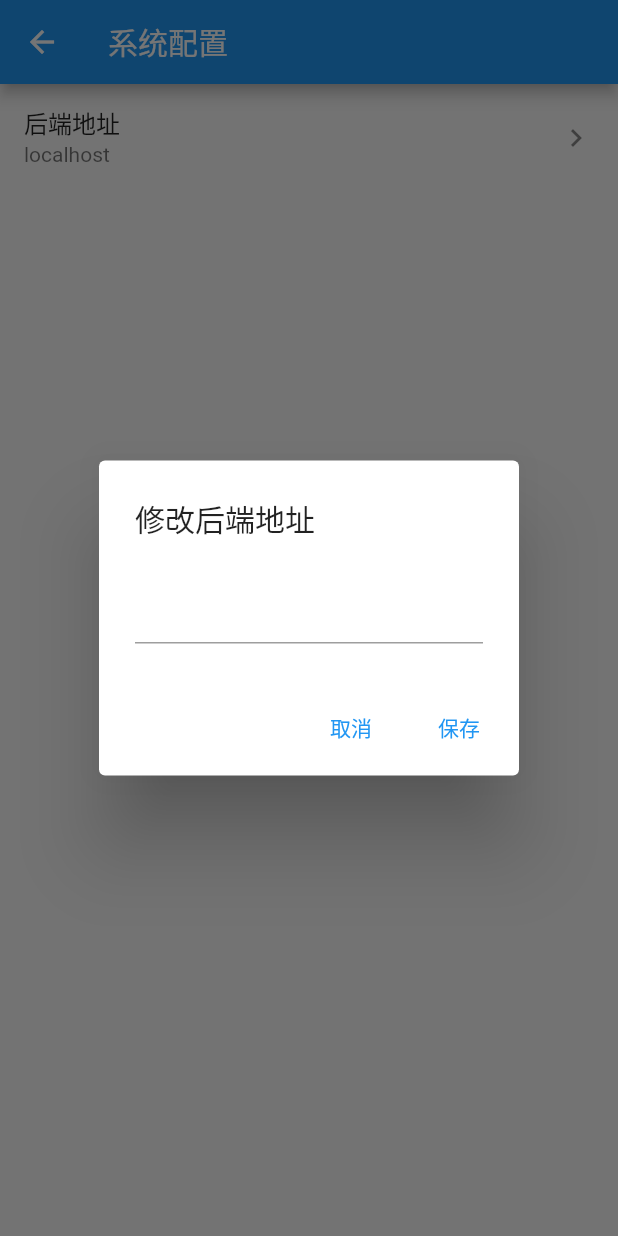
After one commit to lewiszlw/assistant, a Flutter app: the PreferenceHomepage screen opened by its route, after a tap on "后端地址", on a phone screen of 412 x 824 dp. The commit adds this screen. Run offline on Flutter 3.47's test engine with Material 2 defaults, Android fonts, the phone set to English and light mode, and no system bars; our stand-ins replace device_info_plus, flutter_local_notifications, flutter_native_timezone, shared_preferences, sqflite, timezone; accounts and stored records are empty.

Commit message:
Support app settings

```diff
--- a/assistant_flutter/lib/daily_article/daily_article_helper.dart
+++ b/assistant_flutter/lib/daily_article/daily_article_helper.dart
@@ -1,4 +1,6 @@
 import 'package:assistant_flutter/daily_article/daily_article_model.dart';
+import 'package:assistant_flutter/preference/preference_data.dart';
+import 'package:assistant_flutter/utils/preference_util.dart';
 import 'package:http/http.dart' as http;
 import 'dart:convert' as convert;
 import 'dart:io' show Platform;
@@ -6,16 +8,15 @@ import 'dart:io' show Platform;
 
 class ArticleHelper {
   var client = http.Client();
+  var _preferenceUtil = PreferenceUtil();
 
   Future<List<ArticleInfo>> fetchArticleInfos() async {
-    // 安卓localhost指向10.0.2.2 https://medium.com/@podcoder/connecting-flutter-application-to-localhost-a1022df63130
-    var localhost;
-    if (Platform.isAndroid) {
-      localhost = "10.0.2.2";
-    } else if (Platform.isIOS) {
-      localhost = "127.0.0.1";
+    String serverAddr = _preferenceUtil.getStringOrDefault(prefKeyServerAddr, prefKeyServerAddrDefaultValue);
+    if (serverAddr == prefKeyServerAddrDefaultValue) {
+      serverAddr = getLocalServerAddr();
     }
-    var uri = Uri.http("${localhost}:5000", "/daily-article/all");
+    // var uri = Uri.http(serverAddr, "/daily-article/all");
+    var uri = Uri.parse(serverAddr + "/daily-article/all");
     print("fetchArticleInfos uri: $uri");
     var response = await client.get(uri);
     // var decodedResponse = jsonDecode(utf8.decode(response.bodyBytes)) as Map;
@@ -33,4 +34,15 @@ class ArticleHelper {
       return [];
     }
   }
+
+  String getLocalServerAddr() {
+    late String localhost;
+    // 安卓localhost指向10.0.2.2 https://medium.com/@podcoder/connecting-flutter-application-to-localhost-a1022df63130
+    if (Platform.isAndroid) {
+      localhost = "http://10.0.2.2:5000";
+    } else if (Platform.isIOS) {
+      localhost = "http://127.0.0.1:5000";
+    }
+    return localhost;
+  }
 }
--- a/assistant_flutter/lib/homepage.dart
+++ b/assistant_flutter/lib/homepage.dart
@@ -8,7 +8,11 @@ class Homepage extends StatelessWidget {
   Widget build(BuildContext context) {
     requestNotificationPermissions();
     return Scaffold(
-        appBar: AppBar(title: const Text("个人助理工具集")),
+        appBar: AppBar(title: const Text("个人助理工具集"), actions: [
+          IconButton(icon: Icon(Icons.settings), onPressed: () {
+            Navigator.pushNamed(context, "preference_homepage");
+          },)
+        ],),
         body: Column(
           mainAxisAlignment: MainAxisAlignment.spaceEvenly,
           children: [
--- /dev/null
+++ b/assistant_flutter/lib/preference/preference_data.dart
@@ -0,0 +1,3 @@
+// 后端地址
+const String prefKeyServerAddr = "ServerAddr";
+const String prefKeyServerAddrDefaultValue = "localhost";
--- /dev/null
+++ b/assistant_flutter/lib/preference/preference_homepage.dart
@@ -0,0 +1,75 @@
+import 'package:assistant_flutter/utils/preference_util.dart';
+import 'package:flutter/material.dart';
+import 'preference_data.dart';
+
+
+class PreferenceHomepage extends StatefulWidget {
+  const PreferenceHomepage({super.key});
+
+  @override
+  State<StatefulWidget> createState() => _PreferenceHomepageState();
+}
+
+class _PreferenceHomepageState extends State<PreferenceHomepage> {
+  PreferenceUtil _preferenceUtil = PreferenceUtil();
+  @override
+  void initState() {
+    super.initState();
+  }
+
+  Future<String?> showInputDialog(String title) {
+    String _inputedText = "";
+    return showDialog(
+        context: context,
+        builder: ((context) {
+          return AlertDialog(
+            title: Text(title),
+            content: TextField(
+              onChanged: (value) {
+                _inputedText = value;
+              },
+            ),
+            actions: [
+              TextButton(
+                child: Text("取消"),
+                onPressed: () => Navigator.of(context).pop(), //关闭对话框
+              ),
+              TextButton(
+                child: Text("保存"),
+                onPressed: () {
+                  Navigator.of(context).pop(_inputedText); //关闭对话框
+                },
+              ),
+            ],
+          );
+        }));
+  }
+
+  @override
+  Widget build(BuildContext context) {
+    return Scaffold(
+      appBar: AppBar(
+        title: const Text("系统配置"),
+      ),
+      body: ListView(children: [
+        ListTile(
+          title: const Text("后端地址"),
+          subtitle: Text(_preferenceUtil.getStringOrDefault(prefKeyServerAddr, prefKeyServerAddrDefaultValue)),
+          trailing: const Icon(Icons.keyboard_arrow_right),
+          onTap: () async {
+            String? serverAddr = await showInputDialog("修改后端地址");
+            print("输入后端地址: $serverAddr");
+            // 点击保存退出
+            if (serverAddr != null) {
+              if (serverAddr == "") {
+                serverAddr = prefKeyServerAddrDefaultValue;
+              }
+              _preferenceUtil.setString(prefKeyServerAddr, serverAddr);
+            }
+            setState(() {});
+          },
+        )
+      ]),
+    );
+  }
+}
--- /dev/null
+++ b/assistant_flutter/lib/utils/preference_util.dart
@@ -0,0 +1,22 @@
+import 'package:shared_preferences/shared_preferences.dart';
+
+class PreferenceUtil {
+
+  static SharedPreferences? prefs;
+
+  void init() async {
+    prefs = await SharedPreferences.getInstance();
+  }
+
+  void setString(String key, String value) {
+    prefs?.setString(key, value);
+  }
+
+  String? getString(String key) {
+    return prefs?.getString(key);
+  }
+
+  String getStringOrDefault(String key, String defaultValue) {
+    return prefs?.getString(key) ?? defaultValue;
+  }
+}
--- a/assistant_flutter/pubspec.yaml
+++ b/assistant_flutter/pubspec.yaml
@@ -40,6 +40,7 @@ dependencies:
   intl: ^0.17.0
   url_launcher: ^6.1.6
   http: ^0.13.5
+  shared_preferences: ^2.0.15
 
 dev_dependencies:
   flutter_test:
```
Also changed, not shown: assistant_flutter/lib/main.dart (+7 -0 lines), assistant_flutter/pubspec.lock, 2 other files.
